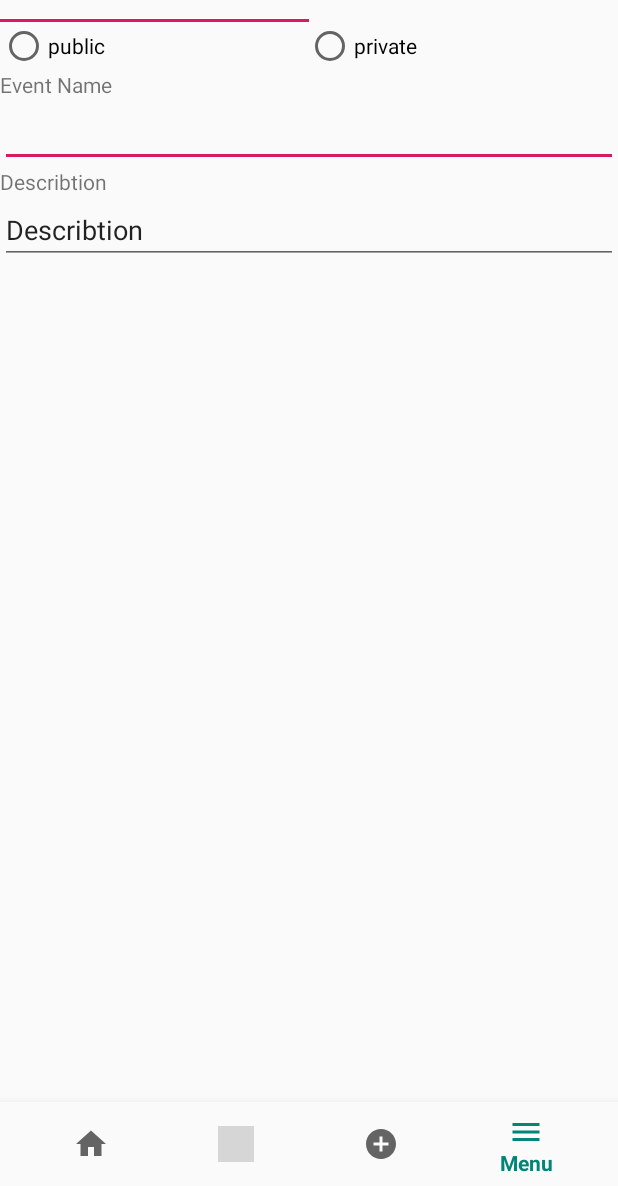
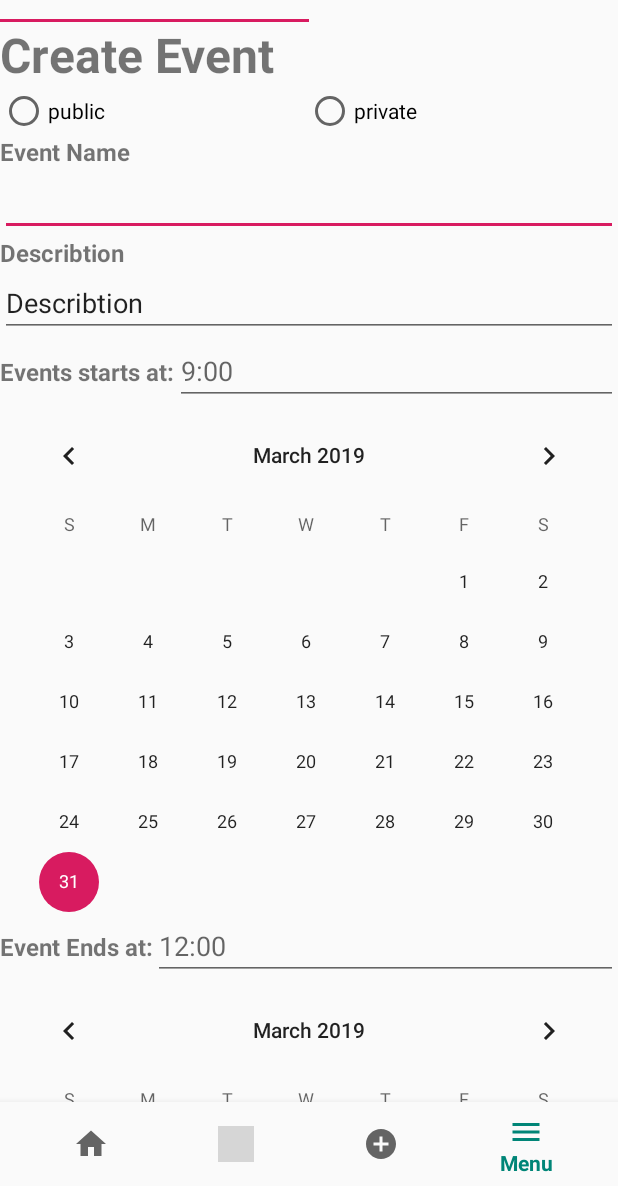
Before and after one commit to Branch-Master/EventsterApp, an Android app: the CreateEventFragment screen opened directly, with no data from a screen before it, item 4 of the bottom bar chosen, on a phone screen of 412 x 824 dp, the part 50-1236 px from its top. Run offline under Robolectric (Android 15) with nearby library versions, the phone set to English and light mode, and no system bars; grey boxes are pictures that could not be loaded.

Commit message:
create event page

```diff
--- a/app/src/main/res/layout/fragment_create_event.xml
+++ b/app/src/main/res/layout/fragment_create_event.xml
@@ -1,6 +1,5 @@
 <?xml version="1.0" encoding="utf-8"?>
 <RelativeLayout xmlns:android="http://schemas.android.com/apk/res/android"
-    xmlns:app="http://schemas.android.com/apk/res-auto"
     xmlns:tools="http://schemas.android.com/tools"
     android:id="@+id/createPage"
     android:layout_width="match_parent"
@@ -8,12 +7,24 @@
     tools:context=".ui.CreateActivity">
 
 
+    <ScrollView
+        android:layout_width="match_parent"
+        android:layout_height="wrap_content">
+
         <LinearLayout
 
             android:layout_width="match_parent"
             android:layout_height="match_parent"
             android:orientation="vertical">
 
+            <TextView
+                android:id="@+id/create_group_title"
+                android:layout_width="match_parent"
+                android:layout_height="wrap_content"
+                android:text="Create Event "
+                android:textSize="32dp"
+                tools:ignore="HardcodedText"
+                android:textStyle="bold"/>
 
 
             <RadioGroup
@@ -42,7 +53,9 @@
                 android:layout_height="wrap_content"
                 android:labelFor="@+id/editText5"
                 android:text="Event Name"
-            tools:ignore="HardcodedText" />
+                tools:ignore="HardcodedText"
+                android:textStyle="bold"
+                android:textSize="16dp"/>
 
             <EditText
                 android:id="@+id/name_create"
@@ -58,7 +71,9 @@
                 android:layout_width="match_parent"
                 android:layout_height="wrap_content"
                 android:labelFor="@+id/editText6"
-            android:text="Describtion" />
+                android:text="Describtion"
+                android:textStyle="bold"
+                android:textSize="16dp"/>
 
             <EditText
                 android:id="@+id/Describtion_create"
@@ -69,8 +84,74 @@
                 android:inputType="textMultiLine"
                 android:text="@string/describtion" />
 
+            <TableRow
+                android:layout_width="match_parent"
+                android:layout_height="match_parent">
+
+                <TextView
+                    android:id="@+id/textView9"
+                    android:layout_width="wrap_content"
+                    android:layout_height="wrap_content"
+                    android:capitalize="none"
+                    android:labelFor="@+id/event_start_time"
+                    android:text="Events starts at:"
+                    android:textSize="16dp"
+                    android:textStyle="bold" />
+
+                <EditText
+                    android:id="@+id/event_start_time"
+                    android:layout_width="match_parent"
+                    android:layout_height="wrap_content"
+                    android:ems="10"
+                    android:hint="9:00"
+                    android:inputType="time" />
+            </TableRow>
+
+            <CalendarView
+                android:id="@+id/event_startDate"
+                android:layout_width="match_parent"
+                android:layout_height="match_parent"
+                android:focusable="auto" />
+
+            <TableRow
+                android:id="@+id/start_time"
+                android:layout_width="match_parent"
+                android:layout_height="match_parent">
+
+                <TextView
+                    android:layout_width="wrap_content"
+                    android:layout_height="wrap_content"
+                    android:labelFor="@+id/event_end_time"
+                    android:text="Event Ends at:"
+                    android:textStyle="bold"
+                    android:textSize="16dp"/>
+
+                <EditText
+                    android:id="@+id/event_end_time"
+                    android:layout_width="match_parent"
+                    android:layout_height="wrap_content"
+                    android:ems="10"
+                    android:hint="12:00"
+                    android:inputType="time"
+                    android:singleLine="false" />
+            </TableRow>
+
+            <CalendarView
+                android:id="@+id/event_end_date"
+                android:layout_width="match_parent"
+                android:layout_height="match_parent" />
+
+            <Button
+                android:id="@+id/create_event_button"
+                android:layout_width="match_parent"
+                android:layout_height="60dp"
+                android:layout_marginTop="20dp"
+                android:layout_marginBottom="20dp"
+                android:background="@color/colorPrimary"
+                android:text="Create Event" />
+
         </LinearLayout>
-
+    </ScrollView>
 
 
 </RelativeLayout>
--- a/app/src/main/res/layout/fragment_create_group.xml
+++ b/app/src/main/res/layout/fragment_create_group.xml
@@ -1,7 +1,6 @@
 <?xml version="1.0" encoding="utf-8"?>
 
 <RelativeLayout xmlns:android="http://schemas.android.com/apk/res/android"
-    xmlns:app="http://schemas.android.com/apk/res-auto"
     xmlns:tools="http://schemas.android.com/tools"
     android:id="@+id/createPage"
     android:layout_width="match_parent"
@@ -16,6 +15,13 @@
         android:orientation="vertical">
 
 
+        <TextView
+            android:id="@+id/create_group_title"
+            android:layout_width="match_parent"
+            android:layout_height="wrap_content"
+            android:text="Create Group"
+            android:textSize="32sp"
+            tools:ignore="HardcodedText" />
 
         <RadioGroup
             android:layout_width="match_parent"
--- a/app/src/main/res/values/strings.xml
+++ b/app/src/main/res/values/strings.xml
@@ -1,5 +1,5 @@
 <resources>
-    <string name="app_name">EventsterApp</string>
+    <string name="app_name">Eventster</string>
     <string name="title_home">Home</string>
     <string name="title_search">Search</string>
     <string name="title_create_new">Create New</string>
```
Lines whose indentation alone changed are shown as unchanged.
